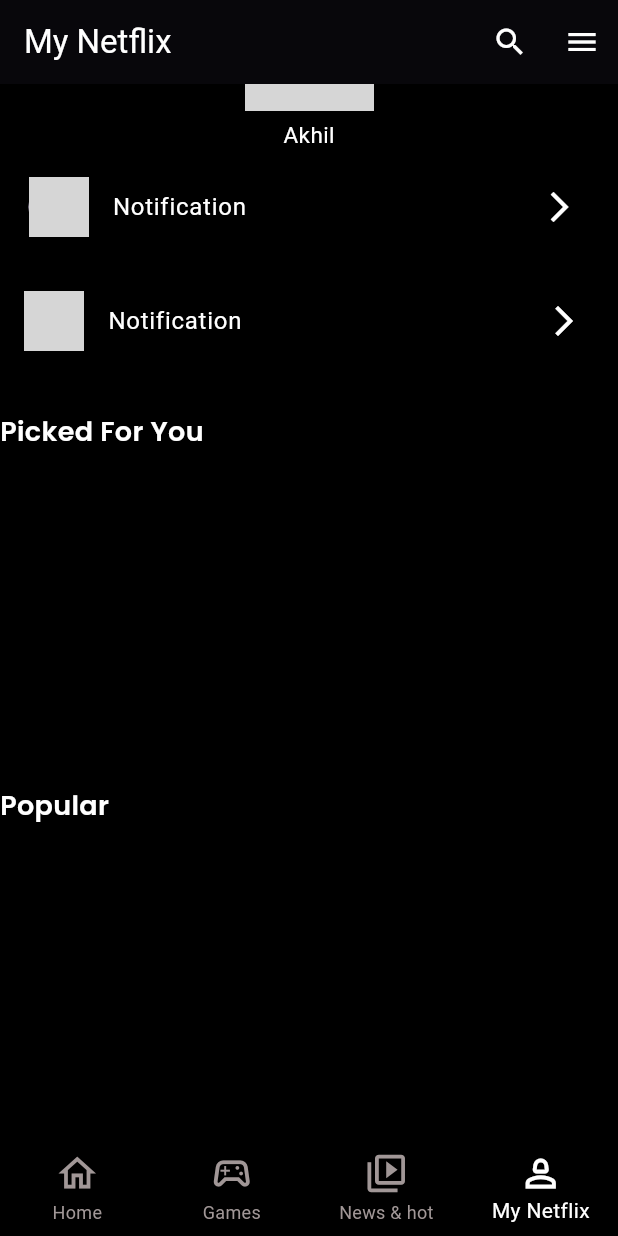
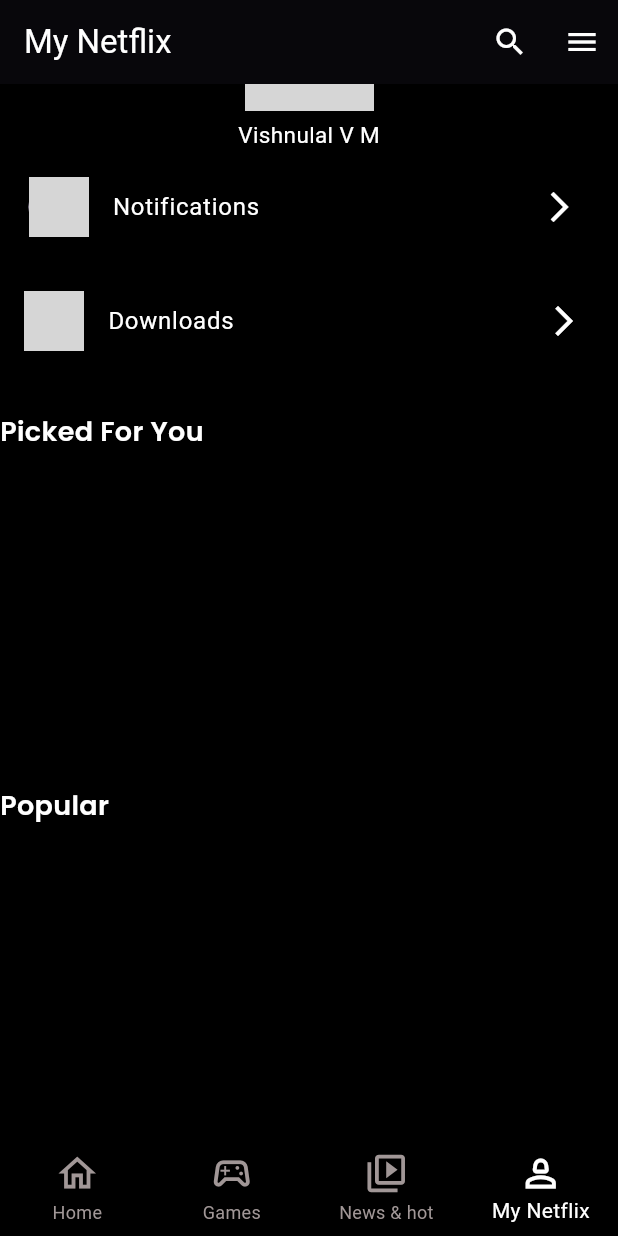
Before and after one commit to vishnulalvm/myapp, a Flutter app: the screen it shows after launch, item 4 of the bottom bar chosen, scrolled down 90 dp, after a tap on the "search" icon, on a phone screen of 412 x 824 dp. Run offline on Flutter 3.47's test engine with Material 3 defaults, Android fonts, the phone set to English and light mode, and no system bars; our stand-ins replace google_fonts; network calls fail; grey boxes are pictures that could not be loaded.

Commit message:
fix some errors

```diff
--- a/lib/pages/tabs/home.dart
+++ b/lib/pages/tabs/home.dart
@@ -1,12 +1,9 @@
-// ignore_for_file: prefer_const_constructors, prefer_const_literals_to_create_immutables
-
 import 'package:flutter/material.dart';
 import 'package:flutter/rendering.dart';
 import 'package:myapp/services/functions/api_functions.dart';
 import 'package:myapp/widgets/card_home.dart';
 import 'package:myapp/widgets/custom_slider.dart';
 import 'package:myapp/widgets/tab_bar.dart';
-
 
 ValueNotifier<bool> tabNotifier = ValueNotifier(true);
 
@@ -26,42 +23,59 @@ class _HomeScreenState extends State<HomeScreen> {
         backgroundColor: Colors.transparent,
         color: Colors.white,
         onRefresh: () async {
-          await Future.delayed(Duration(seconds: 2), () {
+          await Future.delayed(const Duration(seconds: 2), () {
             setState(() {});
-          });
+          }
+          );
         },
         child: Scaffold(
           extendBodyBehindAppBar: true,
-          backgroundColor: Color.fromARGB(255, 0, 0, 0),
+          backgroundColor: const Color.fromARGB(255, 0, 0, 0),
           appBar: AppBar(
             elevation: 0,
             centerTitle: true,
             actions: [
+                  Padding(
+                padding: const EdgeInsets.only(right: 8.0),
+                child: IconButton(
+                  onPressed: () {
+
+                    // write the code for search feature
+                  },
+                  icon: const Icon(Icons.cast),
+                  color: Colors.white,
+                  iconSize: 25,
+                ),
+              ),
+
               Padding(
                 padding: const EdgeInsets.only(right: 8.0),
                 child: IconButton(
-                  onPressed: () {},
-                  icon: Icon(Icons.search),
+                  onPressed: () {
+
+                    // write the code for search feature
+                  },
+                  icon: const Icon(Icons.search),
                   color: Colors.white,
                   iconSize: 25,
                 ),
-              )
+              ),
             ],
             backgroundColor: Colors.transparent,
             leading: Image.network(
                 'https://images.ctfassets.net/4cd45et68cgf/Rx83JoRDMkYNlMC9MKzcB/2b14d5a59fc3937afd3f03191e19502d/Netflix-Symbol.png?w=700&h=456'),
             bottom: PreferredSize(
-                preferredSize: Size.fromHeight(40),
+                preferredSize: const Size.fromHeight(35),
                 child: ValueListenableBuilder(
                     valueListenable: tabNotifier,
                     builder: (context, isTabBarVisible, _) {
                       return isTabBarVisible
-                          ? HomeTabBar(
+                          ? const HomeTabBar(
                               first: 'Tv Shows',
                               second: 'Movies',
                               third: 'Categories',
                             )
-                          : SizedBox();
+                          : const SizedBox();
                     })),
           ),
           body: NotificationListener<UserScrollNotification>(
@@ -79,7 +93,7 @@ class _HomeScreenState extends State<HomeScreen> {
                 padding: const EdgeInsets.all(8.0),
                 child: Column(
                   children: [
-                    SizedBox(
+                    const SizedBox(
                       height: 119,
                     ),
                     Center(
@@ -88,8 +102,6 @@ class _HomeScreenState extends State<HomeScreen> {
                     CustomSlider(
                         title: 'Now Playing', sliderlist: nowplayinglist),
                     CustomSlider(title: 'Top Rated ', sliderlist: topRatedList),
-                    //CustomSlider(title: 'Top Rated ', sliderlist: allMoviesList)
-                    // CustomGrid(title: 'title', gridList: nowplayinglist)
                   ],
                 ),
               ),
--- a/lib/pages/tabs/news_hot.dart
+++ b/lib/pages/tabs/news_hot.dart
@@ -40,7 +40,7 @@ class _NewsHotScreenState extends State<NewsHotScreen> {
                   valueListenable: tabNotifier,
                   builder: (context, isTabBarVisible, _) {
                     return isTabBarVisible
-                        ? HomeTabBar(
+                        ? const HomeTabBar(
                             first: 'Comming Soon🍿',
                             second: 'Most Watching🔥',
                           )
--- a/lib/pages/tabs/proflie.dart
+++ b/lib/pages/tabs/proflie.dart
@@ -1,4 +1,4 @@
-// ignore_for_file: prefer_const_constructors
+
 import 'package:flutter/material.dart';
 import 'package:myapp/widgets/custom_profile.dart';
 
@@ -15,18 +15,18 @@ class _ProfileScreenState extends State<ProfileScreen> {
     return Scaffold(
       backgroundColor: Colors.black,
       appBar: AppBar(
-        iconTheme: IconThemeData(color: Colors.white),
+        iconTheme: const IconThemeData(color: Colors.white),
         actions: [
           IconButton(onPressed: () {}, icon: const Icon(Icons.search)),
-          IconButton(onPressed: () {}, icon: Icon(Icons.menu))
+          IconButton(onPressed: () {}, icon: const Icon(Icons.menu))
         ],
         backgroundColor: Colors.transparent,
-        title: Text(
+        title: const Text(
           'My Netflix',
-          style: const TextStyle(color: Colors.white),
+          style: TextStyle(color: Colors.white),
         ),
       ),
-      body: SingleChildScrollView(
+      body: const SingleChildScrollView(
         child: CustomProfile(),
       ),
     );
--- a/lib/utils/colors.dart
+++ b/lib/utils/colors.dart
@@ -0,0 +1,4 @@
+import 'package:flutter/material.dart';
+
+Color? selectedItemColor = const Color.fromARGB(255, 255, 255, 255);
+Color? unselectedItemColor = const Color.fromARGB(255, 161, 151, 151);
--- a/lib/widgets/bottom_nav.dart
+++ b/lib/widgets/bottom_nav.dart
@@ -1,10 +1,9 @@
-// ignore_for_file: prefer_const_constructors
-
 import 'package:flutter/material.dart';
 import 'package:myapp/pages/tabs/games.dart';
 import 'package:myapp/pages/tabs/home.dart';
 import 'package:myapp/pages/tabs/news_hot.dart';
 import 'package:myapp/pages/tabs/proflie.dart';
+import 'package:myapp/utils/colors.dart';
 
 
 class MyBottom extends StatefulWidget {
@@ -30,7 +29,6 @@ class _MyBottomState extends State<MyBottom> {
         type: BottomNavigationBarType.fixed,
 
         backgroundColor: Colors.black,
-        //enableFeedback: false,
         items: const [
           //item:1
           BottomNavigationBarItem(
@@ -56,8 +54,8 @@ class _MyBottomState extends State<MyBottom> {
         showSelectedLabels: true,
         iconSize: 30,
         showUnselectedLabels: true,
-        selectedItemColor: Color.fromARGB(255, 255, 255, 255),
-        unselectedItemColor: Color.fromARGB(255, 161, 151, 151),
+        selectedItemColor: selectedItemColor,
+        unselectedItemColor: unselectedItemColor,
         onTap: (int index) {
           setState(() {
             indexNum = index;
--- a/lib/widgets/custom_profile.dart
+++ b/lib/widgets/custom_profile.dart
@@ -27,7 +27,7 @@ class _CustomProfileState extends State<CustomProfile> {
             clipBehavior: Clip.antiAlias,
             decoration: BoxDecoration(borderRadius: BorderRadius.circular(20)),
             child: Image.network(
-              'https://upload.wikimedia.org/wikipedia/commons/0/0b/Netflix-avatar.png',
+              'https://wallpapers.com/images/hd/netflix-profile-pictures-5yup5hd2i60x7ew3.jpg',
               fit: BoxFit.cover,
               height: 86,
             ),
@@ -37,7 +37,7 @@ class _CustomProfileState extends State<CustomProfile> {
           height: 5,
         ),
         Text(
-          'Akhil',
+          'Vishnulal V M',
           style: TextStyle(color: Colors.white, fontSize: 15),
         ),
         Padding(
@@ -54,7 +54,7 @@ class _CustomProfileState extends State<CustomProfile> {
                   'https://img.freepik.com/premium-vector/bell-button-icon-notification-bell-red-circle-template-bell-web-symbol-app-ui-logo-vector_799714-64.jpg'),
             ),
             title: Text(
-              'Notification',
+              'Notifications',
               style: TextStyle(color: Colors.white, fontSize: 16),
             ),
           ),
@@ -73,7 +73,7 @@ class _CustomProfileState extends State<CustomProfile> {
                 'https://is2-ssl.mzstatic.com/image/thumb/Purple116/v4/16/0c/93/160c939c-4427-985e-e7fd-e4a215b00216/source/512x512bb.jpg'),
           ),
           title: Text(
-            'Notification',
+            'Downloads',
             style: TextStyle(color: Colors.white, fontSize: 16),
           ),
         ),
```
Also changed, not shown: lib/pages/tabs/details.dart (+4 -6 lines), lib/pages/tabs/games.dart (+8 -9 lines), lib/widgets/tab_bar.dart (+4 -6 lines).
